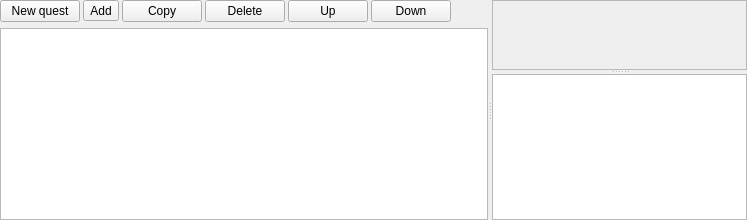
Old version of the form src_new/ui/designer/quest_outline.ui in the repository ThePi1/SPT-Trader-Builder.
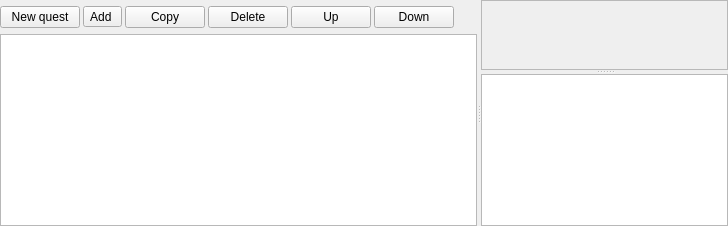
New version of the form.

Commit message:
Adjust the Quests tab layout margins in Designer
Edited in Qt Designer: the left pane's top margin is 6, the button row's top
margin is 0, the Add button's label has a trailing space, and the form pane
has a larger default size. The compiled file is regenerated from the .ui.

Patch:
```diff
--- a/src_new/ui/designer/quest_outline.ui
+++ b/src_new/ui/designer/quest_outline.ui
@@ -2,6 +2,14 @@
 <ui version="4.0">
  <class>OutlineForm</class>
  <widget class="QWidget" name="OutlineForm">
+  <property name="geometry">
+   <rect>
+    <x>0</x>
+    <y>0</y>
+    <width>728</width>
+    <height>226</height>
+   </rect>
+  </property>
   <layout class="QHBoxLayout" name="outerLayout">
    <property name="leftMargin">
     <number>0</number>
@@ -26,7 +34,7 @@
         <number>0</number>
        </property>
        <property name="topMargin">
-        <number>0</number>
+        <number>6</number>
        </property>
        <property name="rightMargin">
         <number>0</number>
@@ -39,6 +47,9 @@
          <property name="spacing">
           <number>3</number>
          </property>
+         <property name="topMargin">
+          <number>0</number>
+         </property>
          <item>
           <widget class="QPushButton" name="new_quest_button">
            <property name="text">
@@ -49,7 +60,7 @@
          <item>
           <widget class="QToolButton" name="add_button">
            <property name="text">
-            <string>Add</string>
+            <string>Add </string>
            </property>
            <property name="popupMode">
             <enum>QToolButton::InstantPopup</enum>
@@ -129,8 +140,8 @@
          <rect>
           <x>0</x>
           <y>0</y>
-          <width>100</width>
-          <height>30</height>
+          <width>252</width>
+          <height>69</height>
          </rect>
         </property>
         <layout class="QVBoxLayout" name="pane_layout"/>
```
The commit also changes 1 other file.
